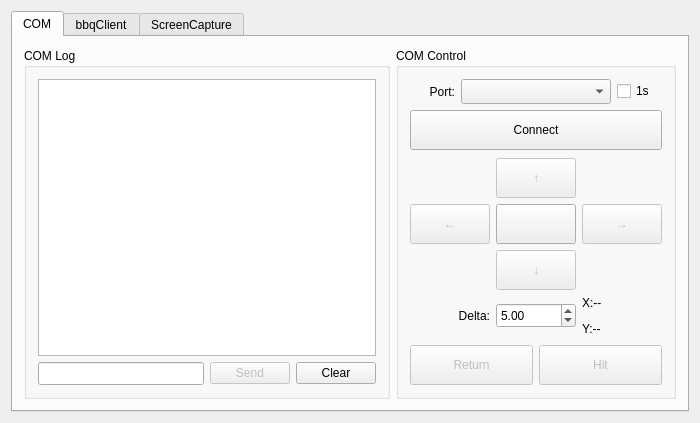
Old version of the form qtCyberDip/qtcyberdip.ui in the repository LostXine/qtCyberDIP.
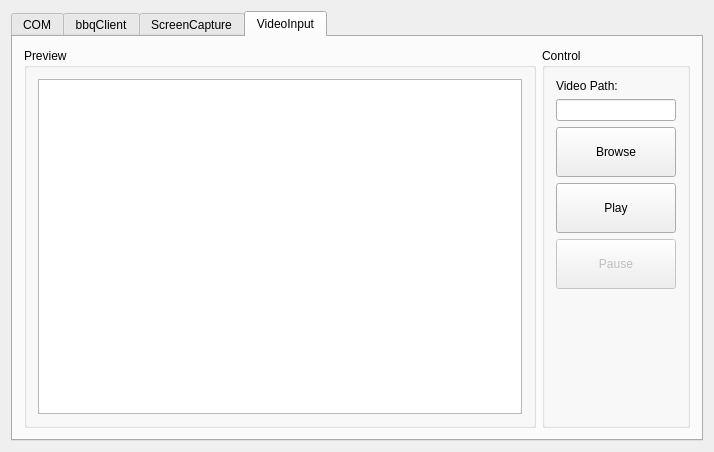
New version of the form. The open tabs and pages were chosen to show the change. Custom widgets are drawn as their Qt base class.

Diff of the .ui file:
```diff
--- a/qtCyberDip/qtcyberdip.ui
+++ b/qtCyberDip/qtcyberdip.ui
@@ -9,8 +9,8 @@
    <rect>
     <x>0</x>
     <y>0</y>
-    <width>700</width>
-    <height>423</height>
+    <width>714</width>
+    <height>452</height>
    </rect>
   </property>
   <property name="windowTitle">
@@ -716,12 +716,155 @@
         </item>
        </layout>
       </widget>
+      <widget class="QWidget" name="vodTab">
+       <attribute name="title">
+        <string>VideoInput</string>
+       </attribute>
+       <layout class="QHBoxLayout" name="horizontalLayout_8">
+        <item>
+         <widget class="QGroupBox" name="vodDisplayBox">
+          <property name="title">
+           <string>Preview</string>
+          </property>
+          <layout class="QHBoxLayout" name="horizontalLayout_5">
+           <item>
+            <widget class="ShrinkableQLabel" name="vodDisplay">
+             <property name="sizePolicy">
+              <sizepolicy hsizetype="Expanding" vsizetype="Expanding">
+               <horstretch>0</horstretch>
+               <verstretch>0</verstretch>
+              </sizepolicy>
+             </property>
+             <property name="mouseTracking">
+              <bool>true</bool>
+             </property>
+             <property name="focusPolicy">
+              <enum>Qt::NoFocus</enum>
+             </property>
+             <property name="interactive">
+              <bool>false</bool>
+             </property>
+             <property name="sceneRect">
+              <rectf>
+               <x>0.000000000000000</x>
+               <y>0.000000000000000</y>
+               <width>0.000000000000000</width>
+               <height>0.000000000000000</height>
+              </rectf>
+             </property>
+            </widget>
+           </item>
+          </layout>
+         </widget>
+        </item>
+        <item>
+         <widget class="QGroupBox" name="vodControlBox">
+          <property name="title">
+           <string>Control</string>
+          </property>
+          <layout class="QVBoxLayout" name="verticalLayout_8">
+           <item>
+            <widget class="QLabel" name="vodPathLabel">
+             <property name="text">
+              <string>Video Path:</string>
+             </property>
+            </widget>
+           </item>
+           <item>
+            <widget class="QLineEdit" name="vodPathEdit">
+             <property name="sizePolicy">
+              <sizepolicy hsizetype="Minimum" vsizetype="Fixed">
+               <horstretch>0</horstretch>
+               <verstretch>0</verstretch>
+              </sizepolicy>
+             </property>
+            </widget>
+           </item>
+           <item>
+            <widget class="QPushButton" name="vodBrowseButton">
+             <property name="sizePolicy">
+              <sizepolicy hsizetype="Minimum" vsizetype="Fixed">
+               <horstretch>0</horstretch>
+               <verstretch>0</verstretch>
+              </sizepolicy>
+             </property>
+             <property name="minimumSize">
+              <size>
+               <width>120</width>
+               <height>50</height>
+              </size>
+             </property>
+             <property name="text">
+              <string>Browse</string>
+             </property>
+            </widget>
+           </item>
+           <item>
+            <widget class="QPushButton" name="vodPlayButton">
+             <property name="sizePolicy">
+              <sizepolicy hsizetype="Minimum" vsizetype="Fixed">
+               <horstretch>0</horstretch>
+               <verstretch>0</verstretch>
+              </sizepolicy>
+             </property>
+             <property name="minimumSize">
+              <size>
+               <width>120</width>
+               <height>50</height>
+              </size>
+             </property>
+             <property name="text">
+              <string>Play</string>
+             </property>
+            </widget>
+           </item>
+           <item>
+            <widget class="QPushButton" name="vodPauseButton">
+             <property name="enabled">
+              <bool>false</bool>
+             </property>
+             <property name="minimumSize">
+              <size>
+               <width>120</width>
+               <height>50</height>
+              </size>
+             </property>
+             <property name="text">
+              <string>Pause</string>
+             </property>
+            </widget>
+           </item>
+           <item>
+            <spacer name="verticalSpacer_5">
+             <property name="orientation">
+              <enum>Qt::Vertical</enum>
+             </property>
+             <property name="sizeHint" stdset="0">
+              <size>
+               <width>20</width>
+               <height>40</height>
+              </size>
+             </property>
+            </spacer>
+           </item>
+          </layout>
+         </widget>
+        </item>
+       </layout>
+      </widget>
      </widget>
     </item>
    </layout>
   </widget>
  </widget>
  <layoutdefault spacing="6" margin="11"/>
+ <customwidgets>
+  <customwidget>
+   <class>ShrinkableQLabel</class>
+   <extends>QGraphicsView</extends>
+   <header>ShrinkableQLabel.h</header>
+  </customwidget>
+ </customwidgets>
  <resources>
   <include location="qtcyberdip.qrc"/>
  </resources>
```
